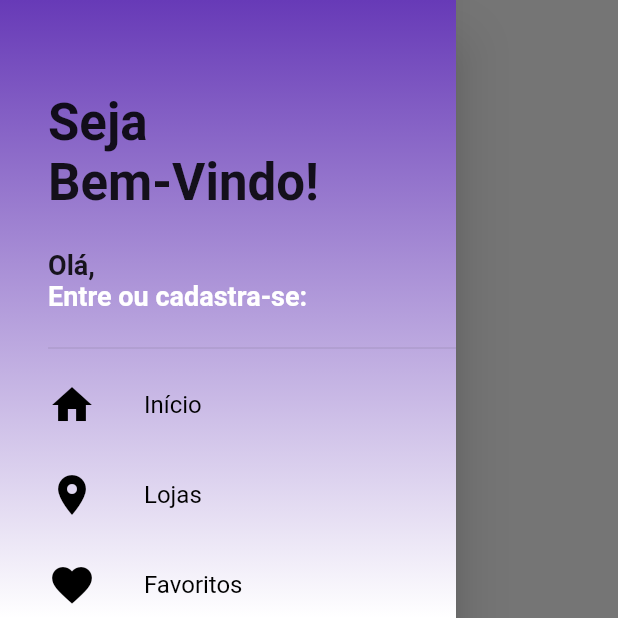
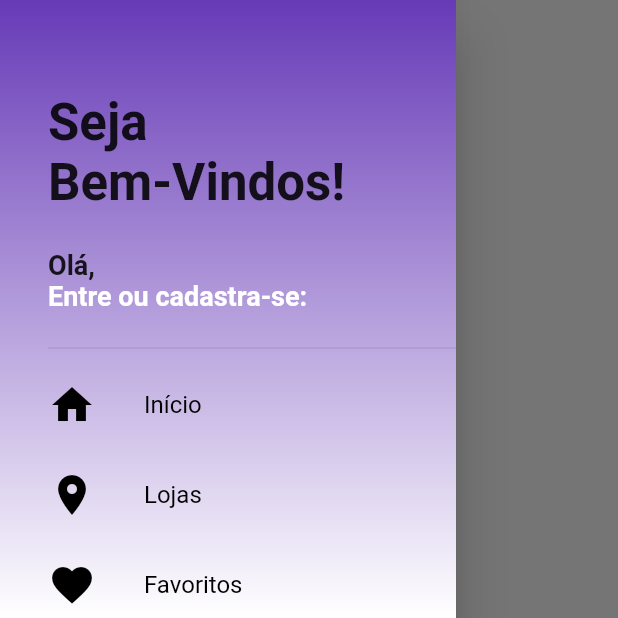
Before and after one commit to RildoEstacioS/ProjetoFlutter, a Flutter app: the HomeScreen screen opened directly, with the side drawer open, on a phone screen of 412 x 824 dp, the top half of it. Run offline on Flutter 3.47's test engine with Material 2 defaults, Android fonts, the light colour scheme and no system bars.

Commit message:
teste de contribuição

```diff
--- a/lib/widgets/custom_drawer.dart
+++ b/lib/widgets/custom_drawer.dart
@@ -30,7 +30,7 @@ class CustomDrawer extends StatelessWidget {
                         top: 0.0,
                         left: 0.0,
                         child: Text(
-                          "Seja\nBem-Vindo!",
+                          "Seja\nBem-Vindos!",
                           style: TextStyle(
                               fontSize: 34.0, fontWeight: FontWeight.bold),
                         ),
```
